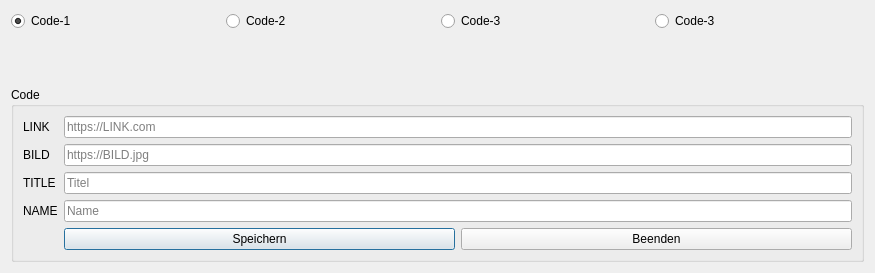
The window that Qt Designer/qt5designer.v2.0.0.ui (Morpheus2018/CodeCreator) describes before a commit, drawn with Qt 5.
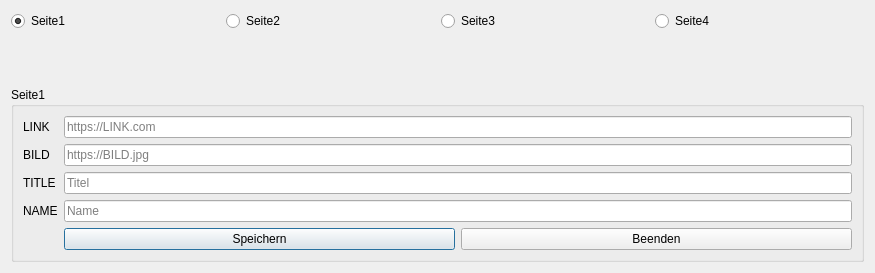
The same window after the commit.

Patch:
```diff
--- a/Qt Designer/qt5designer.v2.0.0.ui
+++ b/Qt Designer/qt5designer.v2.0.0.ui
@@ -24,7 +24,7 @@
           <string>Standard-Aktiviert</string>
          </property>
          <property name="text">
-          <string>Code-1</string>
+          <string>Seite1</string>
          </property>
          <property name="checked">
           <bool>true</bool>
@@ -34,21 +34,21 @@
        <item>
         <widget class="QRadioButton" name="radioButton_2">
          <property name="text">
-          <string>Code-2</string>
+          <string>Seite2</string>
          </property>
         </widget>
        </item>
        <item>
         <widget class="QRadioButton" name="radioButton_3">
          <property name="text">
-          <string>Code-3</string>
+          <string>Seite3</string>
          </property>
         </widget>
        </item>
        <item>
         <widget class="QRadioButton" name="radioButton_4">
          <property name="text">
-          <string>Code-3</string>
+          <string>Seite4</string>
          </property>
         </widget>
        </item>
@@ -70,7 +70,7 @@
      <item>
       <widget class="QGroupBox" name="groupBoxCode">
        <property name="title">
-        <string>Code</string>
+        <string>Seite1</string>
        </property>
        <layout class="QGridLayout" name="gridLayout">
         <item row="1" column="1">
```
Left out of the diff: 2 changed lines with no effect on the pictures.
